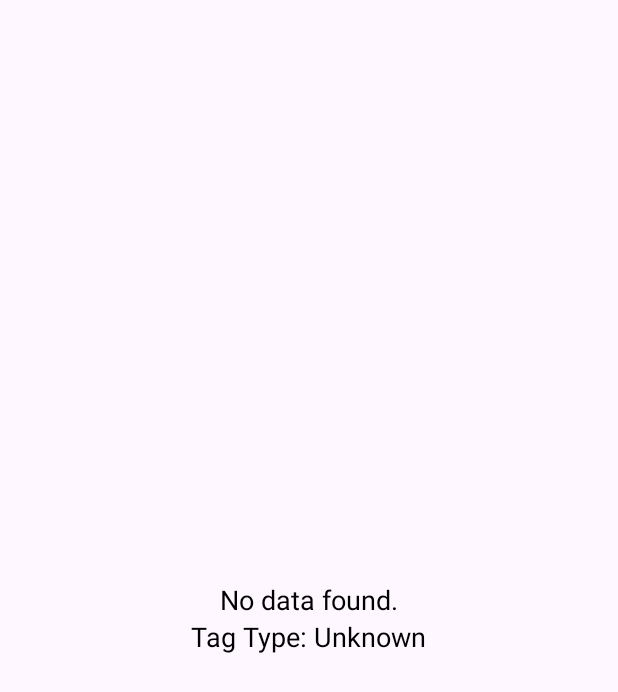
After one commit to Isab3ll/BioMFA, an Android app: the ShowDataActivity screen opened directly, with no data from a screen before it, on a phone screen of 412 x 824 dp. The commit adds this screen. Shown: the top 692 px of the screen. Run offline under Robolectric (Android 15) with nearby library versions, the phone set to English and light mode, and no system bars.

Commit message:
First attempt for reading NFC tags

```diff
--- /dev/null
+++ b/BioMFA_Mobile/app/src/main/java/mobile/biomfa/ShowDataActivity.kt
@@ -0,0 +1,38 @@
+package mobile.biomfa
+
+import android.annotation.SuppressLint
+import android.os.Bundle
+import android.widget.TextView
+import androidx.appcompat.app.AppCompatActivity
+
+class ShowDataActivity : AppCompatActivity() {
+
+    companion object {
+        const val EXTRA_SCANNED_DATA = "extra_scanned_data"
+        const val EXTRA_TAG_TYPE = "extra_tag_type"
+    }
+
+    @SuppressLint("MissingInflatedId")
+    override fun onCreate(savedInstanceState: Bundle?) {
+        super.onCreate(savedInstanceState)
+        setContentView(R.layout.activity_show_data)
+
+        val dataTextView: TextView = findViewById(R.id.data_textview)
+        val tagTypeTextView: TextView = findViewById(R.id.tag_type_textview)
+
+        val scannedData = intent.getStringExtra(EXTRA_SCANNED_DATA)
+        val tagType = intent.getStringExtra(EXTRA_TAG_TYPE)
+
+        if (scannedData != null) {
+            dataTextView.text = scannedData
+        } else {
+            dataTextView.text = "No data found."
+        }
+
+        if (tagType != null) {
+            tagTypeTextView.text = "Tag Type: $tagType"
+        } else {
+            tagTypeTextView.text = "Tag Type: Unknown"
+        }
+    }
+}
--- /dev/null
+++ b/BioMFA_Mobile/app/src/main/res/layout/activity_show_data.xml
@@ -0,0 +1,22 @@
+<LinearLayout
+    xmlns:android="http://schemas.android.com/apk/res/android"
+    android:layout_width="match_parent"
+    android:layout_height="match_parent"
+    android:gravity="center"
+    android:orientation="vertical">
+
+    <TextView
+        android:id="@+id/data_textview"
+        android:layout_width="wrap_content"
+        android:layout_height="wrap_content"
+        android:textSize="18sp"
+        android:textColor="#000000" />
+
+    <TextView
+        android:id="@+id/tag_type_textview"
+        android:layout_width="wrap_content"
+        android:layout_height="wrap_content"
+        android:textSize="18sp"
+        android:textColor="#000000" />
+
+</LinearLayout>
--- a/BioMFA_Mobile/build.gradle
+++ b/BioMFA_Mobile/build.gradle
@@ -1,6 +1,5 @@
-// Top-level build file where you can add configuration options common to all sub-projects/modules.
 plugins {
-    id 'com.android.application' version '8.0.2' apply false
-    id 'com.android.library' version '8.0.2' apply false
+    id 'com.android.application' version '8.1.0' apply false
+    id 'com.android.library' version '8.1.0' apply false
     id 'org.jetbrains.kotlin.android' version '1.9.0' apply false
 }
```
Also changed, not shown: BioMFA_Mobile/app/src/main/AndroidManifest.xml (+12 -1 lines), BioMFA_Mobile/app/src/main/java/mobile/biomfa/ScanRfidActivity.kt (+51 -1 lines).
